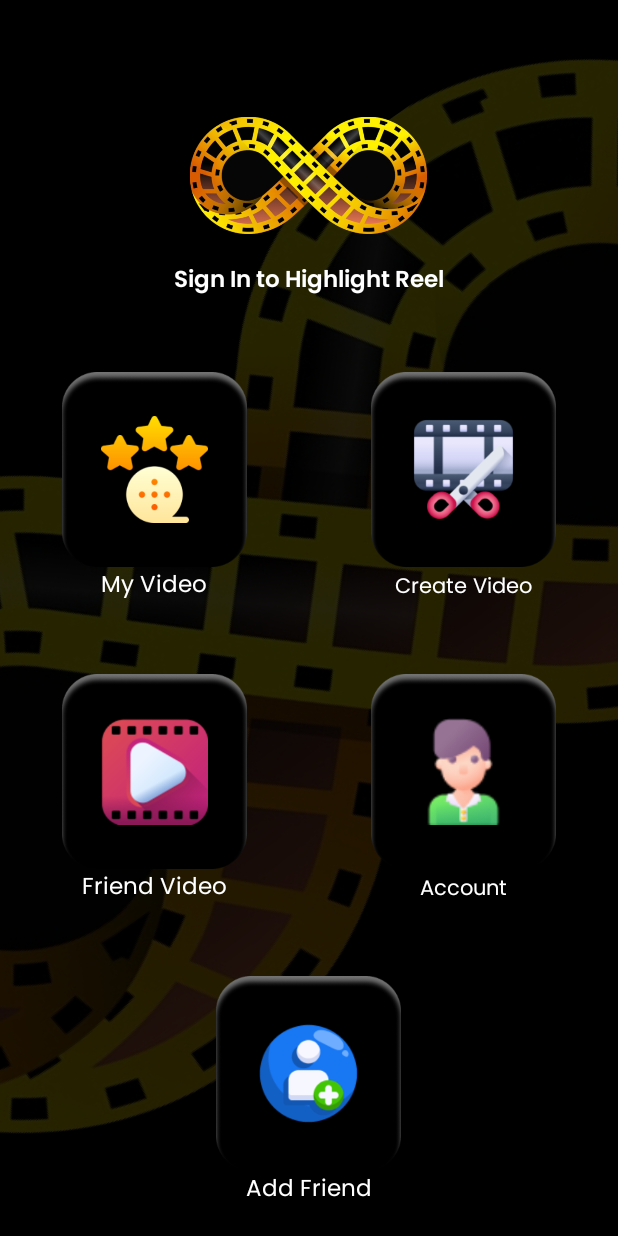
After one commit to NitishGupta1986/HighlightReels, an Android app: the layout activity_home.xml on its own in the app's theme, with its tools: preview values and no code run, on a phone screen of 412 x 824 dp. The commit adds this screen. Run offline under Robolectric (Android 15) with nearby library versions, the phone set to English and light mode, and no system bars.

```diff
--- a/app/src/main/java/com/android/highreels/activities/LoginSignUpActivity.kt
+++ b/app/src/main/java/com/android/highreels/activities/LoginSignUpActivity.kt
@@ -1,5 +1,6 @@
 package com.android.highreels.activities
 
+import android.content.Intent
 import android.os.Bundle
 import android.view.View
 import androidx.appcompat.app.AppCompatActivity
@@ -14,6 +15,7 @@ class LoginSignUpActivity : AppCompatActivity(), View.OnClickListener {
         setContentView(R.layout.activity_login_signup)
         relativeLayoutSignUpInActive.setOnClickListener(this)
         relativeLayoutSignInInactive.setOnClickListener(this)
+        buttonSignIn.setOnClickListener(this)
     }
 
     override fun onClick(view: View?) {
@@ -33,6 +35,11 @@ class LoginSignUpActivity : AppCompatActivity(), View.OnClickListener {
                 linearLayoutSignUpActive.visibility = View.GONE
                 linearLayoutSignInActive?.visibility = View.VISIBLE
             }
+            R.id.buttonSignIn -> {
+                var intent = Intent(this, HomeActivity::class.java)
+                startActivity(intent)
+
+            }
         }
     }
 }
--- /dev/null
+++ b/app/src/main/res/layout/activity_home.xml
@@ -0,0 +1,320 @@
+<?xml version="1.0" encoding="utf-8"?>
+<androidx.constraintlayout.widget.ConstraintLayout xmlns:android="http://schemas.android.com/apk/res/android"
+    xmlns:app="http://schemas.android.com/apk/res-auto"
+    xmlns:tools="http://schemas.android.com/tools"
+    android:layout_width="match_parent"
+    android:layout_height="match_parent"
+    tools:context=".activities.HomeActivity">
+
+    <RelativeLayout
+        android:layout_width="match_parent"
+        android:layout_height="match_parent"
+        android:background="@color/black"
+        app:layout_constraintBottom_toBottomOf="parent"
+        app:layout_constraintEnd_toEndOf="parent"
+        app:layout_constraintStart_toStartOf="parent"
+        app:layout_constraintTop_toTopOf="parent">
+
+        <androidx.appcompat.widget.AppCompatImageView
+            android:layout_width="match_parent"
+            android:layout_height="match_parent"
+            android:adjustViewBounds="true"
+            android:scaleType="fitXY"
+            app:srcCompat="@drawable/f_image" />
+
+        <include
+            android:id="@+id/logo_layout"
+            layout="@layout/logo_text_layout" />
+
+        <ScrollView
+            android:layout_width="match_parent"
+            android:layout_height="wrap_content"
+            android:layout_below="@+id/logo_layout"
+            android:overScrollMode="never">
+
+            <androidx.appcompat.widget.LinearLayoutCompat
+                android:layout_width="match_parent"
+                android:layout_height="wrap_content"
+                android:orientation="vertical">
+
+                <androidx.appcompat.widget.LinearLayoutCompat
+                    android:id="@+id/linearLayoutUp"
+                    android:layout_width="match_parent"
+                    android:layout_height="wrap_content"
+                    android:layout_marginTop="@dimen/_15sdp">
+
+                    <androidx.appcompat.widget.LinearLayoutCompat
+                        android:layout_width="0dp"
+                        android:layout_height="@dimen/_140sdp"
+                        android:layout_weight="1"
+                        android:orientation="horizontal">
+
+                        <RelativeLayout
+                            android:layout_width="match_parent"
+                            android:layout_height="match_parent"
+                            android:gravity="center">
+
+                            <androidx.appcompat.widget.AppCompatImageView
+                                android:id="@+id/imageViewMyVideos"
+                                android:layout_width="@dimen/_100sdp"
+                                android:layout_height="@dimen/_100sdp"
+                                android:layout_centerInParent="true"
+                                android:layout_gravity="center_horizontal"
+                                android:adjustViewBounds="true"
+                                app:srcCompat="@drawable/home_image" />
+
+                            <androidx.appcompat.widget.AppCompatImageView
+                                android:layout_width="@dimen/_55sdp"
+                                android:layout_height="@dimen/_55sdp"
+                                android:layout_centerInParent="true"
+                                android:layout_gravity="center"
+                                android:adjustViewBounds="true"
+                                app:srcCompat="@drawable/rating" />
+
+                            <com.android.highreels.customViewRegular.RegularTextView
+                                android:layout_width="wrap_content"
+                                android:layout_height="wrap_content"
+                                android:layout_alignParentBottom="true"
+                                android:layout_centerHorizontal="true"
+                                android:layout_marginTop="@dimen/_30sdp"
+                                android:text="My Video"
+                                android:textColor="@color/white"
+                                android:textSize="@dimen/_12ssp" />
+
+                        </RelativeLayout>
+
+                    </androidx.appcompat.widget.LinearLayoutCompat>
+
+                    <androidx.appcompat.widget.LinearLayoutCompat
+                        android:layout_width="0dp"
+                        android:layout_height="@dimen/_140sdp"
+                        android:layout_weight="1"
+                        android:orientation="horizontal">
+
+                        <RelativeLayout
+                            android:layout_width="match_parent"
+                            android:layout_height="match_parent"
+                            android:gravity="center">
+
+                            <androidx.appcompat.widget.AppCompatImageView
+                                android:id="@+id/imageViewCreateVideos"
+                                android:layout_width="@dimen/_100sdp"
+                                android:layout_height="@dimen/_100sdp"
+                                android:layout_centerInParent="true"
+                                android:layout_gravity="center_horizontal"
+                                android:adjustViewBounds="true"
+                                app:srcCompat="@drawable/home_image" />
+
+                            <androidx.appcompat.widget.AppCompatImageView
+                                android:layout_width="@dimen/_55sdp"
+                                android:layout_height="@dimen/_55sdp"
+                                android:layout_centerInParent="true"
+                                android:layout_gravity="center"
+                                android:adjustViewBounds="true"
+                                app:srcCompat="@drawable/video_editing" />
+
+                            <com.android.highreels.customViewRegular.RegularTextView
+                                android:layout_width="wrap_content"
+                                android:layout_height="wrap_content"
+                                android:layout_alignParentBottom="true"
+                                android:layout_centerHorizontal="true"
+                                android:layout_marginTop="@dimen/_30sdp"
+                                android:text="Create Video"
+                                android:textColor="@color/white" />
+
+                        </RelativeLayout>
+
+                    </androidx.appcompat.widget.LinearLayoutCompat>
+
+                </androidx.appcompat.widget.LinearLayoutCompat>
+
+                <androidx.appcompat.widget.LinearLayoutCompat
+                    android:id="@+id/linearLayoutMid"
+                    android:layout_width="match_parent"
+                    android:layout_height="wrap_content"
+                    android:layout_below="@+id/linearLayoutUp"
+                    android:layout_marginTop="@dimen/_15sdp">
+
+                    <androidx.appcompat.widget.LinearLayoutCompat
+                        android:layout_width="0dp"
+                        android:layout_height="@dimen/_140sdp"
+                        android:layout_weight="1"
+                        android:orientation="horizontal">
+
+                        <RelativeLayout
+                            android:layout_width="match_parent"
+                            android:layout_height="match_parent"
+                            android:gravity="center">
+
+                            <androidx.appcompat.widget.AppCompatImageView
+                                android:id="@+id/imageViewFriendsVideos"
+                                android:layout_width="@dimen/_100sdp"
+                                android:layout_height="@dimen/_100sdp"
+                                android:layout_centerInParent="true"
+                                android:layout_gravity="center_horizontal"
+                                android:adjustViewBounds="true"
+                                app:srcCompat="@drawable/home_image" />
+
+                            <androidx.appcompat.widget.AppCompatImageView
+                                android:layout_width="@dimen/_55sdp"
+                                android:layout_height="@dimen/_55sdp"
+                                android:layout_centerInParent="true"
+                                android:layout_gravity="center"
+                                android:adjustViewBounds="true"
+                                app:srcCompat="@drawable/youtube" />
+
+                            <com.android.highreels.customViewRegular.RegularTextView
+                                android:layout_width="wrap_content"
+                                android:layout_height="wrap_content"
+                                android:layout_alignParentBottom="true"
+                                android:layout_centerHorizontal="true"
+                                android:layout_marginTop="@dimen/_30sdp"
+                                android:text="Friend Video"
+                                android:textColor="@color/white"
+                                android:textSize="@dimen/_12ssp" />
+
+                        </RelativeLayout>
+
+                    </androidx.appcompat.widget.LinearLayoutCompat>
+
+                    <androidx.appcompat.widget.LinearLayoutCompat
+                        android:layout_width="0dp"
+                        android:layout_height="@dimen/_140sdp"
+                        android:layout_weight="1"
+                        android:orientation="horizontal">
+
+                        <RelativeLayout
+                            android:layout_width="match_parent"
+                            android:layout_height="match_parent"
+                            android:gravity="center">
+
+                            <androidx.appcompat.widget.AppCompatImageView
+                                android:id="@+id/imageViewMyAccount"
+                                android:layout_width="@dimen/_100sdp"
+                                android:layout_height="@dimen/_100sdp"
+                                android:layout_centerInParent="true"
+                                android:layout_gravity="center_horizontal"
+                                android:adjustViewBounds="true"
+                                app:srcCompat="@drawable/home_image" />
+
+                            <androidx.appcompat.widget.AppCompatImageView
+                                android:layout_width="@dimen/_55sdp"
+                                android:layout_height="@dimen/_55sdp"
+                                android:layout_centerInParent="true"
+                                android:layout_gravity="center"
+                                android:adjustViewBounds="true"
+                                app:srcCompat="@drawable/account" />
+
+                            <com.android.highreels.customViewRegular.RegularTextView
+                                android:layout_width="wrap_content"
+                                android:layout_height="wrap_content"
+                                android:layout_alignParentBottom="true"
+                                android:layout_centerHorizontal="true"
+                                android:layout_marginTop="@dimen/_30sdp"
+                                android:text="Account"
+                                android:textColor="@color/white" />
+
+                        </RelativeLayout>
+
+                    </androidx.appcompat.widget.LinearLayoutCompat>
+
+                </androidx.appcompat.widget.LinearLayoutCompat>
+
+                <androidx.appcompat.widget.LinearLayoutCompat
+                    android:layout_width="match_parent"
+                    android:layout_height="wrap_content"
+                    android:layout_below="@+id/linearLayoutMid"
+                    android:layout_marginTop="@dimen/_15sdp">
+
+                    <androidx.appcompat.widget.LinearLayoutCompat
+                        android:layout_width="0dp"
+                        android:layout_height="@dimen/_140sdp"
+                        android:layout_weight="1"
+                        android:orientation="horizontal">
+
+                        <RelativeLayout
+                            android:layout_width="match_parent"
+                            android:layout_height="match_parent"
+                            android:gravity="center">
+
+                            <androidx.appcompat.widget.AppCompatImageView
+                                android:id="@+id/imageViewAddFriend"
+                                android:layout_width="@dimen/_100sdp"
+                                android:layout_height="@dimen/_100sdp"
+                                android:layout_centerInParent="true"
+                                android:layout_gravity="center_horizontal"
+                                android:adjustViewBounds="true"
+                                app:srcCompat="@drawable/home_image" />
+
+                            <androidx.appcompat.widget.AppCompatImageView
+                                android:layout_width="@dimen/_55sdp"
+                                android:layout_height="@dimen/_55sdp"
+                                android:layout_centerInParent="true"
+                                android:layout_gravity="center"
+                                android:adjustViewBounds="true"
+                                app:srcCompat="@drawable/add_friend" />
+
+                            <com.android.highreels.customViewRegular.RegularTextView
+                                android:layout_width="wrap_content"
+                                android:layout_height="wrap_content"
+                                android:layout_alignParentBottom="true"
+                                android:layout_centerHorizontal="true"
+                                android:layout_marginTop="@dimen/_30sdp"
+                                android:text="Add Friend"
+                                android:textColor="@color/white"
+                                android:textSize="@dimen/_12ssp" />
+
+                        </RelativeLayout>
+
+                    </androidx.appcompat.widget.LinearLayoutCompat>
+
+                    <androidx.appcompat.widget.LinearLayoutCompat
+                        android:layout_width="0dp"
+                        android:layout_height="@dimen/_140sdp"
+                        android:layout_weight="1"
+                        android:orientation="horizontal"
+                        android:visibility="gone">
+
+                        <RelativeLayout
+                            android:layout_width="match_parent"
+                            android:layout_height="match_parent"
+                            android:gravity="center">
+
+                            <androidx.appcompat.widget.AppCompatImageView
+                                android:layout_width="@dimen/_100sdp"
+                                android:layout_height="@dimen/_100sdp"
+                                android:layout_centerInParent="true"
+                                android:layout_gravity="center_horizontal"
+                                android:adjustViewBounds="true"
+                                app:srcCompat="@drawable/home_image" />
+
+                            <androidx.appcompat.widget.AppCompatImageView
+                                android:layout_width="@dimen/_55sdp"
+                                android:layout_height="@dimen/_55sdp"
+                                android:layout_centerInParent="true"
+                                android:layout_gravity="center"
+                                android:adjustViewBounds="true"
+                                app:srcCompat="@drawable/account" />
+
+                            <com.android.highreels.customViewRegular.RegularTextView
+                                android:layout_width="wrap_content"
+                                android:layout_height="wrap_content"
+                                android:layout_alignParentBottom="true"
+                                android:layout_centerHorizontal="true"
+                                android:layout_marginTop="@dimen/_30sdp"
+                                android:text="Account"
+                                android:textColor="@color/white" />
+
+                        </RelativeLayout>
+
+                    </androidx.appcompat.widget.LinearLayoutCompat>
+
+                </androidx.appcompat.widget.LinearLayoutCompat>
+
+            </androidx.appcompat.widget.LinearLayoutCompat>
+
+        </ScrollView>
+
+    </RelativeLayout>
+
+</androidx.constraintlayout.widget.ConstraintLayout>
--- a/app/src/main/res/layout/activity_login_signup.xml
+++ b/app/src/main/res/layout/activity_login_signup.xml
@@ -249,7 +249,7 @@
                     android:layout_width="match_parent"
                     android:layout_height="@dimen/_40sdp"
                     android:layout_marginHorizontal="@dimen/_20sdp"
-                    android:background="@drawable/round_back_ground"
+                    android:background="@drawable/gradient_background"
                     android:clickable="true"
                     android:focusable="true"
                     android:foreground="?attr/selectableItemBackgroundBorderless"
@@ -528,7 +528,7 @@
                     android:layout_height="@dimen/_40sdp"
                     android:layout_marginHorizontal="@dimen/_20sdp"
                     android:layout_marginVertical="@dimen/_30sdp"
-                    android:background="@drawable/round_back_ground"
+                    android:background="@drawable/gradient_background"
                     android:clickable="true"
                     android:focusable="true"
                     android:foreground="?attr/selectableItemBackgroundBorderless"
--- a/app/src/main/res/layout/logo_text_layout.xml
+++ b/app/src/main/res/layout/logo_text_layout.xml
@@ -7,11 +7,11 @@
 
     <androidx.appcompat.widget.AppCompatImageView
         android:id="@+id/splashImage"
-        android:layout_width="@dimen/_150sdp"
-        android:layout_height="@dimen/_80sdp"
+        android:layout_width="@dimen/_130sdp"
+        android:layout_height="@dimen/_60sdp"
         android:layout_centerHorizontal="true"
         android:layout_gravity="center"
-        android:layout_marginTop="@dimen/_80sdp"
+        android:layout_marginTop="@dimen/_60sdp"
         android:adjustViewBounds="true"
         app:srcCompat="@drawable/splash_image" />
 
```
Also changed, not shown: app/src/main/res/drawable/account.png (added), app/src/main/res/drawable/add_friend.png (added), app/src/main/res/drawable/home_image.png (added), app/src/main/res/drawable/rating.png (added), app/src/main/res/drawable/video_editing.png (added), app/src/main/res/drawable/youtube.png (added).
